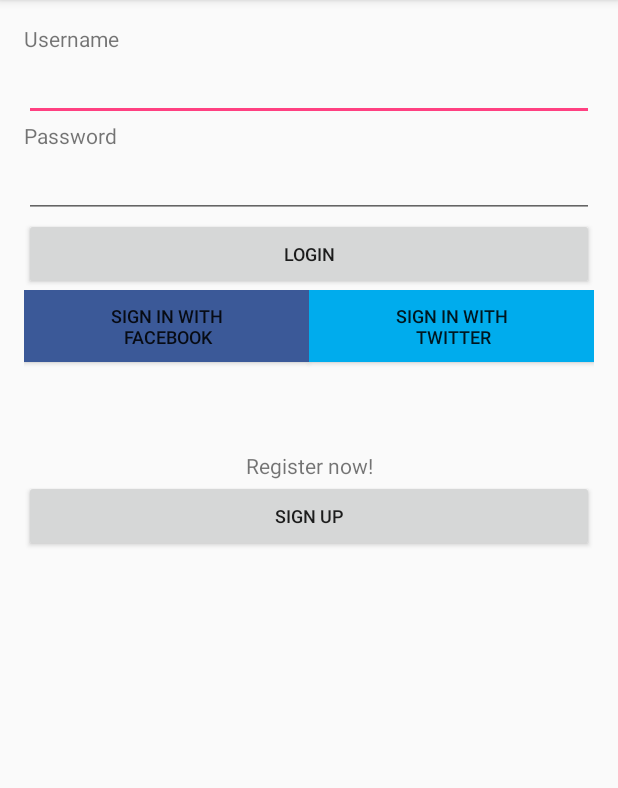
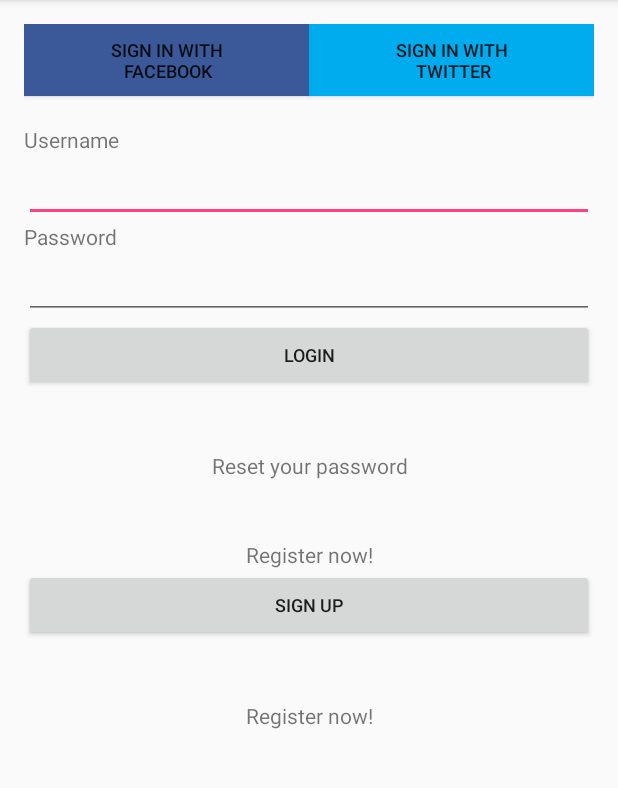
Before and after one commit to back4app/android-example-app, an Android app: the screen it shows after launch (LoginActivity), on a phone screen of 412 x 824 dp, the part 84-872 px from its top. Run offline under Robolectric (Android 15) with nearby library versions, the light colour scheme and no system bars; libraries missing offline, so code that uses them is left out: com.parse; 2 statements that could not run were skipped.

Commit message:
reset password working

```diff
--- a/app/src/main/java/com/example/back4app/barbershopapp/LoginActivity.java
+++ b/app/src/main/java/com/example/back4app/barbershopapp/LoginActivity.java
@@ -6,19 +6,24 @@
 import android.os.Bundle;
 import android.view.View;
 import android.widget.EditText;
+import android.widget.TextView;
 import android.widget.Toast;
 import android.widget.Button;
 import android.app.AlertDialog;
 import android.content.DialogInterface;
 
+import com.parse.FindCallback;
 import com.parse.Parse;
 import com.parse.ParseException;
+import com.parse.ParseQuery;
 import com.parse.ParseUser;
 import com.parse.LogInCallback;
 import com.parse.ParseTwitterUtils;
+import com.parse.RequestPasswordResetCallback;
 import com.parse.SaveCallback;
 
 import java.lang.String;
+import java.util.List;
 
 public class LoginActivity extends AppCompatActivity {
 
@@ -181,6 +186,73 @@
                 startActivity(intent);
             }
         });
+
+
+        final TextView reset_password = findViewById(R.id.reset_password);
+        reset_password.setOnClickListener(new View.OnClickListener() {
+            @Override
+            public void onClick(View v) {
+                AlertDialog.Builder mBuilder = new AlertDialog.Builder(LoginActivity.this);
+                View mView = getLayoutInflater().inflate(R.layout.dialog_reset_password, null);
+                final EditText mEmail = (EditText) mView.findViewById(R.id.email);
+                Button mConfirm = (Button) mView.findViewById(R.id.confirm);
+                Button mCancel = (Button) mView.findViewById(R.id.cancel);
+
+                mConfirm.setOnClickListener(new View.OnClickListener(){
+                    @Override
+                    public void onClick(View view){
+                        if(!mEmail.getText().toString().isEmpty()){
+                            final String email = mEmail.getText().toString();
+                            ParseQuery<ParseUser> query = ParseUser.getQuery();
+                            query.whereEqualTo("email", email);
+                            query.setLimit(1);
+                            query.findInBackground(new FindCallback<ParseUser>() {
+                                public void done(List<ParseUser> user, ParseException e) {
+                                    if (e == null && user.size() > 0) {
+                                        // The query was successful.
+
+                                        ParseUser.requestPasswordResetInBackground(email, new RequestPasswordResetCallback() {
+                                            public void done(ParseException e) {
+                                                if (e == null) {
+                                                    // An email was successfully sent with reset instructions.
+                                                    Toast.makeText(LoginActivity.this, getString(R.string.reset_password_sucessful), Toast.LENGTH_LONG).show();
+                                                    Intent intent = new Intent(LoginActivity.this, LoginActivity.class);
+                                                    intent.addFlags(Intent.FLAG_ACTIVITY_CLEAR_TASK | Intent.FLAG_ACTIVITY_NEW_TASK);
+                                                    startActivity(intent);
+                                                } else {
+                                                    Toast.makeText(LoginActivity.this, getString(R.string.reset_password_unsucessful), Toast.LENGTH_LONG).show();
+                                                }
+                                            }
+                                        });
+
+                                    } else {
+                                        // Something went wrong.
+                                        Toast.makeText(LoginActivity.this, getString(R.string.error_user_not_found), Toast.LENGTH_LONG).show();
+                                    }
+                                }
+                            });
+
+                        }
+                        else{
+                            Toast.makeText(LoginActivity.this, getString(R.string.error_empty_email), Toast.LENGTH_LONG).show();
+                        }
+                    }
+                });
+
+                mCancel.setOnClickListener(new View.OnClickListener(){
+                    @Override
+                    public void onClick(View view){
+                        Intent intent = new Intent(LoginActivity.this, LoginActivity.class);
+                        intent.addFlags(Intent.FLAG_ACTIVITY_CLEAR_TASK | Intent.FLAG_ACTIVITY_NEW_TASK);
+                        startActivity(intent);
+                    }
+                });
+
+                mBuilder.setView(mView);
+                AlertDialog dialog = mBuilder.create();
+                dialog.show();
+            }
+        });
     }
 
     private boolean isEmpty(EditText text) {
--- a/app/src/main/res/layout/activity_login.xml
+++ b/app/src/main/res/layout/activity_login.xml
@@ -18,6 +18,30 @@
         android:layout_alignParentLeft="true"
         android:layout_alignParentStart="true"
         android:orientation="vertical">
+
+        <LinearLayout
+            android:layout_width="match_parent"
+            android:layout_height="67dp"
+            android:orientation="horizontal">
+
+            <Button
+                android:id="@+id/facebook_button"
+                android:layout_width="wrap_content"
+                android:layout_height="wrap_content"
+                android:layout_weight="1"
+                android:textSize="12sp"
+                android:background="#3b5998"
+                android:text="Sign in with\n Facebook" />
+
+            <Button
+                android:id="@+id/twitter_button"
+                android:layout_width="wrap_content"
+                android:layout_height="wrap_content"
+                android:layout_weight="1"
+                android:textSize="12sp"
+                android:background="#00aced"
+                android:text="Sign in with\n Twitter" />
+        </LinearLayout>
 
         <TextView
             android:id="@+id/textView"
@@ -47,6 +71,7 @@
             android:maxLines="1"
             android:singleLine="true" />
 
+
         <Button
             android:id="@+id/login_button"
             android:layout_width="fill_parent"
@@ -55,29 +80,16 @@
             android:text="@string/login"
             android:textSize="12sp" />
 
-        <LinearLayout
-            android:layout_width="match_parent"
-            android:layout_height="67dp"
-            android:orientation="horizontal">
-
-            <Button
-                android:id="@+id/facebook_button"
-                android:layout_width="wrap_content"
-                android:layout_height="wrap_content"
-                android:layout_weight="1"
-                android:textSize="12sp"
-                android:background="#3b5998"
-                android:text="Sign in with\n Facebook" />
-
-            <Button
-                android:id="@+id/twitter_button"
-                android:layout_width="wrap_content"
-                android:layout_height="wrap_content"
-                android:layout_weight="1"
-                android:textSize="12sp"
-                android:background="#00aced"
-                android:text="Sign in with\n Twitter" />
-        </LinearLayout>
+        <TextView
+            android:id="@+id/reset_password"
+            android:layout_marginTop="40dp"
+            android:layout_width="fill_parent"
+            android:layout_height="wrap_content"
+            android:gravity="center_horizontal"
+            android:text="@string/reset_password"
+            android:clickable="true"
+            android:focusable="true"
+            android:textSize="14sp" />
 
         <TextView
             android:layout_marginTop="40dp"
@@ -95,5 +107,13 @@
             android:text="@string/signup"
             android:textSize="12sp" />
 
+        <TextView
+            android:layout_marginTop="40dp"
+            android:layout_width="fill_parent"
+            android:layout_height="wrap_content"
+            android:gravity="center_horizontal"
+            android:text="@string/register"
+            android:textSize="14sp" />
+
     </LinearLayout>
 </ScrollView>
--- a/app/src/main/res/layout/activity_login_base.xml
+++ /dev/null
@@ -1,6 +0,0 @@
-<?xml version="1.0" encoding="utf-8"?>
-<LinearLayout xmlns:android="http://schemas.android.com/apk/res/android"
-    android:layout_width="match_parent"
-    android:layout_height="match_parent">
-
-</LinearLayout>
--- a/app/src/main/res/values/strings.xml
+++ b/app/src/main/res/values/strings.xml
@@ -40,7 +40,12 @@
     <string name="exclamation_point">!</string>
     <string name="sorry_cant_login">It wasn\'t possible to login, try again.</string>
     <string name="verify_email">Please, verify your email first.</string>
-
+    <string name="reset_password">Reset your password</string>
+    <string name="really_reset_password">If you really want to reset your password, insert the email associated to your account and click on the CONFIRM button.\nAfter that, an email will be sent to you in order to reset your password. </string>
+    <string name="error_user_not_found">We couldn\'t find a user associated to this email. Try again.</string>
+    <string name="reset_password_sucessful">An email was successfully sent to you with reset instructions.</string>
+    <string name="reset_password_unsucessful">Something went wrong. Try again.</string>
+    <string name="error_empty_email">Insert your email to reset your password.</string>
 
     <!-- Register -->
     <string name="username_">Username*</string>
@@ -158,9 +163,10 @@
     <!-- Dialog Password -->
     <string name="insert_password">To edit your profile, please enter your login password.</string>
     <string name="confirm">Confirm</string>
+    <string name="cancel">Cancel</string>
 
     <!-- Menu -->
-    <string name="error_empty">Insert your password to edit your profile.</string>
+    <string name="error_empty_password">Insert your password to edit your profile.</string>
     <string name="error_password">Insert your password correctly to edit your profile.</string>
 
 
```
Also changed, not shown: app/src/main/res/layout/dialog_reset_password.xml (added, +39 -0 lines).
